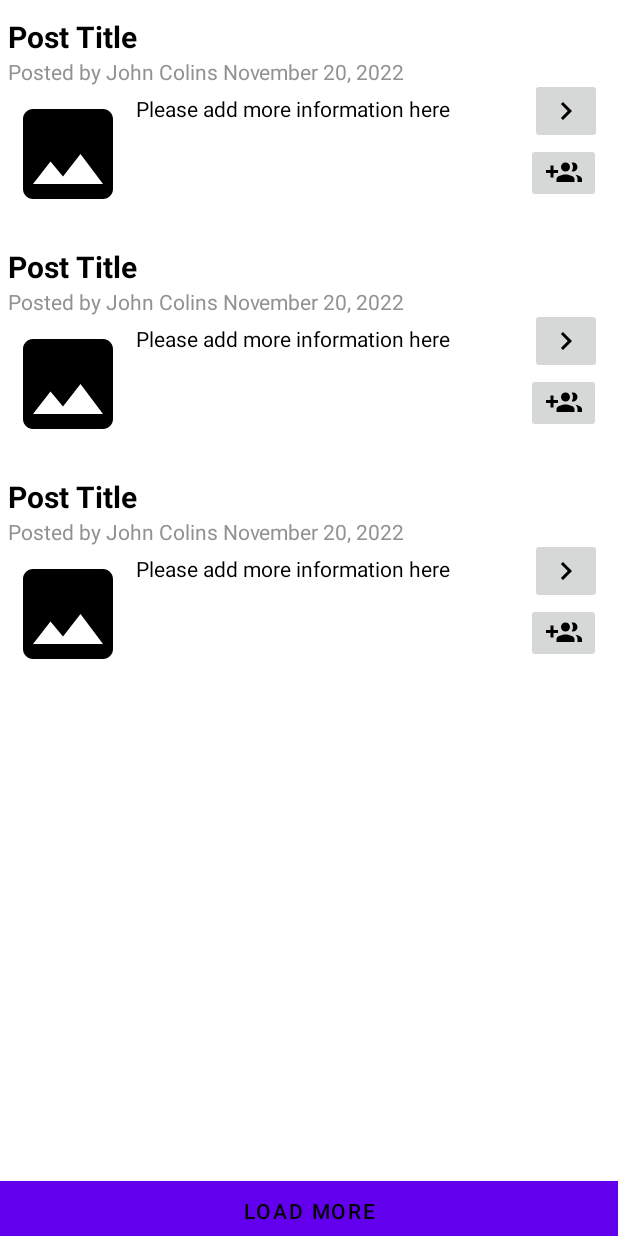
After one commit to bxiao012/Team36, an Android app: the layout activity_final_project.xml on its own in the app's theme, with its tools: preview values and no code run, on a phone screen of 412 x 824 dp. The commit adds this screen. Run offline under Robolectric (Android 15) with nearby library versions, the phone set to English and light mode, and no system bars.

Commit message:
add UI for homepage v1.0

```diff
--- a/app/build.gradle
+++ b/app/build.gradle
@@ -44,4 +44,5 @@ dependencies {
     androidTestImplementation 'androidx.test.espresso:espresso-core:3.4.0'
     implementation platform('com.google.firebase:firebase-bom:31.0.2')
     implementation 'com.google.firebase:firebase-analytics'
+    implementation 'com.google.android.material:material:1.2.1'
 }
--- a/app/src/main/AndroidManifest.xml
+++ b/app/src/main/AndroidManifest.xml
@@ -15,6 +15,7 @@
         android:supportsRtl="true"
         android:theme="@style/Theme.Team36"
         tools:targetApi="31">
+
         <activity
             android:name=".SentHistory"
             android:exported="false" />
--- /dev/null
+++ b/app/src/main/res/drawable/ic_add.xml
@@ -0,0 +1,5 @@
+<vector android:height="24dp" android:tint="#000000"
+    android:viewportHeight="24" android:viewportWidth="24"
+    android:width="24dp" xmlns:android="http://schemas.android.com/apk/res/android">
+    <path android:fillColor="@android:color/white" android:pathData="M8,10L5,10L5,7L3,7v3L0,10v2h3v3h2v-3h3v-2zM18,11c1.66,0 2.99,-1.34 2.99,-3S19.66,5 18,5c-0.32,0 -0.63,0.05 -0.91,0.14 0.57,0.81 0.9,1.79 0.9,2.86s-0.34,2.04 -0.9,2.86c0.28,0.09 0.59,0.14 0.91,0.14zM13,11c1.66,0 2.99,-1.34 2.99,-3S14.66,5 13,5c-1.66,0 -3,1.34 -3,3s1.34,3 3,3zM19.62,13.16c0.83,0.73 1.38,1.66 1.38,2.84v2h3v-2c0,-1.54 -2.37,-2.49 -4.38,-2.84zM13,13c-2,0 -6,1 -6,3v2h12v-2c0,-2 -4,-3 -6,-3z"/>
+</vector>
--- /dev/null
+++ b/app/src/main/res/drawable/ic_image1.xml
@@ -0,0 +1,5 @@
+<vector android:height="24dp" android:tint="#000000"
+    android:viewportHeight="24" android:viewportWidth="24"
+    android:width="24dp" xmlns:android="http://schemas.android.com/apk/res/android">
+    <path android:fillColor="@android:color/white" android:pathData="M21,19V5c0,-1.1 -0.9,-2 -2,-2H5c-1.1,0 -2,0.9 -2,2v14c0,1.1 0.9,2 2,2h14c1.1,0 2,-0.9 2,-2zM8.5,13.5l2.5,3.01L14.5,12l4.5,6H5l3.5,-4.5z"/>
+</vector>
--- /dev/null
+++ b/app/src/main/res/drawable/ic_next.xml
@@ -0,0 +1,5 @@
+<vector android:height="24dp" android:tint="#000000"
+    android:viewportHeight="24" android:viewportWidth="24"
+    android:width="24dp" xmlns:android="http://schemas.android.com/apk/res/android">
+    <path android:fillColor="@android:color/white" android:pathData="M10,6L8.59,7.41 13.17,12l-4.58,4.59L10,18l6,-6z"/>
+</vector>
--- /dev/null
+++ b/app/src/main/res/layout/activity_final_project.xml
@@ -0,0 +1,30 @@
+<?xml version="1.0" encoding="utf-8"?>
+<androidx.constraintlayout.widget.ConstraintLayout xmlns:android="http://schemas.android.com/apk/res/android"
+    android:layout_width="match_parent"
+    android:layout_height="match_parent"
+    xmlns:tools="http://schemas.android.com/tools"
+    tools:context=".FinalProjectActivity">
+
+    <LinearLayout
+        android:layout_width="match_parent"
+        android:layout_height="match_parent"
+        android:orientation="vertical">
+
+        <androidx.recyclerview.widget.RecyclerView
+            android:id="@+id/postsRv"
+            android:layout_width="match_parent"
+            android:layout_height="787dp"
+            tools:listitem="@layout/posts" />
+
+        <Button
+            android:id="@id/loadMoreBtn"
+            android:layout_width="match_parent"
+            android:layout_height="wrap_content"
+            android:text="Load More"
+            android:background="#fff"
+            android:textColor="#000"/>
+
+    </LinearLayout>
+
+
+</androidx.constraintlayout.widget.ConstraintLayout>
--- /dev/null
+++ b/app/src/main/res/layout/posts.xml
@@ -0,0 +1,78 @@
+<?xml version="1.0" encoding="utf-8"?>
+<RelativeLayout xmlns:android="http://schemas.android.com/apk/res/android"
+    android:layout_width="match_parent"
+    android:layout_height="wrap_content"
+    android:layout_marginBottom = "5dp"
+    android:background="@color/white"
+    android:padding="5dp">
+
+    <ImageButton
+        android:id="@+id/detailBtn"
+        android:layout_width="wrap_content"
+        android:layout_height="wrap_content"
+        android:layout_alignParentEnd="true"
+        android:layout_centerVertical="true"
+        android:layout_marginStart="5dp"
+        android:layout_marginTop="5dp"
+        android:layout_marginEnd="5dp"
+        android:layout_marginBottom="5dp"
+        android:src="@drawable/ic_next"
+        android:tint="@color/black" />
+
+    <TextView
+        android:id="@+id/titleTv"
+        android:layout_width="match_parent"
+        android:layout_height="wrap_content"
+        android:layout_marginTop="5dp"
+        android:layout_toStartOf="@id/detailBtn"
+        android:text = "Post Title"
+        android:textColor="@color/black"
+        android:textSize="20sp"
+        android:textStyle="bold"/>
+
+    <TextView
+        android:id="@+id/postInfoTv"
+        android:layout_width="match_parent"
+        android:layout_height="wrap_content"
+        android:layout_below="@id/titleTv"
+        android:layout_toStartOf="@id/detailBtn"
+        android:text = "Posted by John Colins November 20, 2022"
+        android:textColor="#939292"/>
+
+    <ImageView
+        android:id="@+id/imageIv"
+        android:layout_width="80dp"
+        android:layout_height="80dp"
+        android:layout_below="@id/postInfoTv"
+        android:layout_marginTop="5dp"
+        android:layout_marginEnd="5dp"
+        android:adjustViewBounds="true"
+        android:scaleType="centerCrop"
+        android:src="@drawable/ic_image1"/>
+
+    <TextView
+        android:id="@+id/detailTv"
+        android:layout_width="match_parent"
+        android:layout_height="wrap_content"
+        android:layout_below="@id/postInfoTv"
+        android:layout_marginTop="5dp"
+        android:layout_toStartOf="@id/detailBtn"
+        android:layout_toEndOf="@id/imageIv"
+        android:ellipsize="end"
+        android:maxLines="2"
+        android:text="Please add more information here"
+        android:textColor="@color/black" />
+
+    <ImageButton
+        android:id="@+id/joinBtn"
+        android:layout_width="50dp"
+        android:layout_height="40dp"
+        android:layout_below="@id/postInfoTv"
+        android:layout_alignParentEnd="true"
+        android:layout_marginTop="38dp"
+        android:layout_marginEnd="6dp"
+        android:layout_marginBottom="5dp"
+        android:src = "@drawable/ic_add"/>
+
+
+</RelativeLayout>
--- /dev/null
+++ b/app/src/main/res/values/ids.xml
@@ -0,0 +1,4 @@
+<?xml version="1.0" encoding="utf-8"?>
+<resources>
+    <item name="loadMoreBtn" type="id" />
+</resources>
```
Also changed, not shown: app/src/main/java/edu/northeastern/team36/FinalProject/AdapterPost.java (added, +67 -0 lines), app/src/main/java/edu/northeastern/team36/FinalProject/FinalProjectActivity.java (added, +31 -0 lines), app/src/main/java/edu/northeastern/team36/FinalProject/ModelPost.java (added, +56 -0 lines), app/src/main/java/edu/northeastern/team36/MainActivity.java (+15 -0 lines), app/src/main/res/layout/activity_main.xml (+12 -0 lines).
